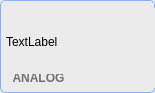
First picture: the form in trunk/src/edr/src/hmm_view/ui/filter.ui, repository mk4me/hm-mde-one, before the edit.
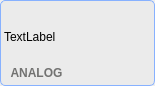
Second picture: the form after the edit.

The edit to the form file:
```diff
--- a/trunk/src/edr/src/hmm_view/ui/filter.ui
+++ b/trunk/src/edr/src/hmm_view/ui/filter.ui
@@ -32,7 +32,17 @@
    <string>Form</string>
   </property>
   <property name="styleSheet">
-   <string notr="true">background-color: rgb(235, 235, 235);</string>
+   <string notr="true">QGroupBox { 
+     border: 1px solid; 
+     border-color: rgb(135, 177, 255);
+     border-radius: 5px; 
+     background-color: rgb(235, 235, 235);
+ } 
+
+#colorBox QWidget
+{
+	background: transparent;
+}</string>
   </property>
   <layout class="QVBoxLayout" name="verticalLayout_2">
    <property name="spacing">
@@ -42,7 +52,10 @@
     <number>0</number>
    </property>
    <item>
-    <widget class="QGroupBox" name="groupBox">
+    <widget class="QGroupBox" name="colorBox">
+     <property name="enabled">
+      <bool>true</bool>
+     </property>
      <property name="sizePolicy">
       <sizepolicy hsizetype="Fixed" vsizetype="Fixed">
        <horstretch>0</horstretch>
@@ -56,23 +69,7 @@
       </size>
      </property>
      <property name="styleSheet">
-      <string notr="true">/*QGroupBox {
-	 border-style: solid;
-     border-width: 1px;
-     border-radius: 9px;
-     border-color: rgb(135, 177, 255);
-	 color: rgb(135, 177, 255);
- }*/
-
-
-
-QGroupBox { 
-     border: 1px solid; 
-     border-color: rgb(135, 177, 255);
-     border-radius: 5px; 
-	background-color: rgb(235, 235, 235);
- } 
-</string>
+      <string notr="true"/>
      </property>
      <layout class="QVBoxLayout" name="verticalLayout_3">
       <property name="spacing">
@@ -95,6 +92,9 @@
           <height>80</height>
          </size>
         </property>
+        <property name="styleSheet">
+         <string notr="true"/>
+        </property>
         <widget class="QLabel" name="label">
          <property name="geometry">
           <rect>
@@ -149,6 +149,9 @@
          </property>
         </widget>
         <widget class="QWidget" name="widget_2" native="true">
+         <property name="enabled">
+          <bool>true</bool>
+         </property>
          <property name="geometry">
           <rect>
            <x>70</x>
```
